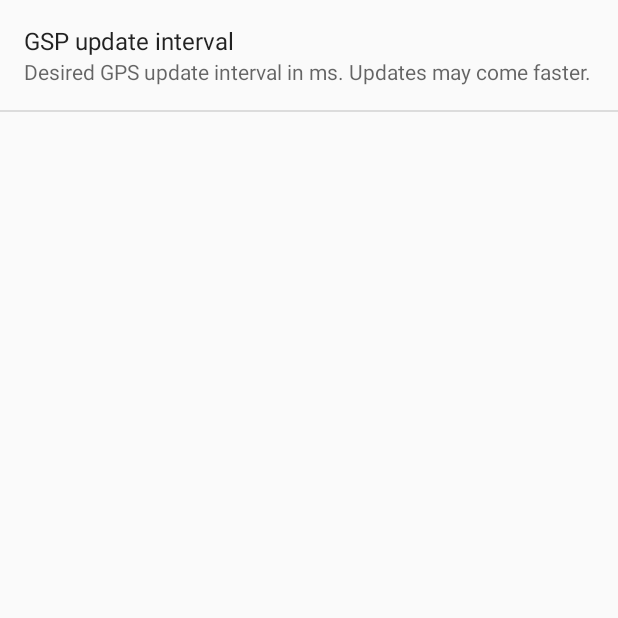
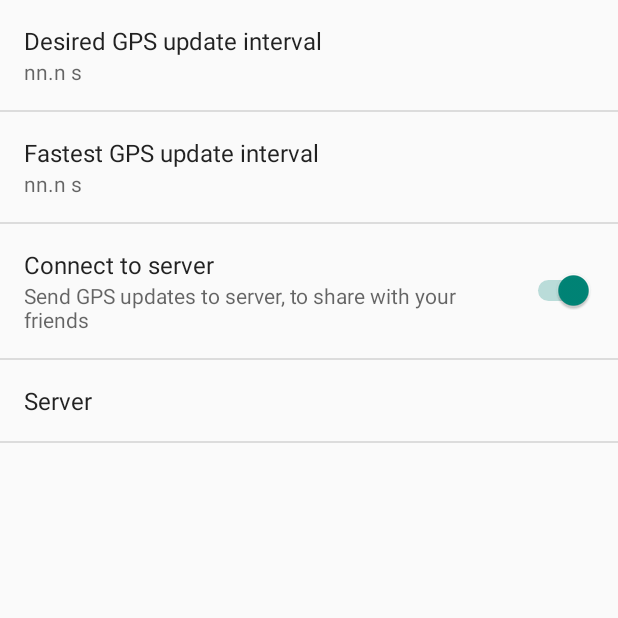
Before and after one commit to dobriai/AndroidLocationTracking, an Android app: the screen it shows after launch (MainActivity), in the options menu, after a tap on "Settings", on a phone screen of 412 x 824 dp, the top half of it. Run offline under Robolectric (Android 15) with nearby library versions, the phone set to English and light mode, and no system bars; 2 statements that could not run were skipped.

Commit message:
More prefs + display value
Summary:
 * Added more prefs.
 * Added handling for summary updaters

Still, prefs do nothing at the moment!

```diff
--- a/app/src/main/java/net/eastpole/SettingsFragment.java
+++ b/app/src/main/java/net/eastpole/SettingsFragment.java
@@ -1,12 +1,133 @@
 package net.eastpole;
 
+import android.content.SharedPreferences;
 import android.os.Bundle;
+import android.preference.EditTextPreference;
+import android.preference.ListPreference;
+import android.preference.MultiSelectListPreference;
+import android.preference.Preference;
 import android.preference.PreferenceFragment;
+import android.preference.PreferenceGroup;
+import android.preference.PreferenceManager;
 
-public class SettingsFragment extends PreferenceFragment {
+import java.util.HashMap;
+
+public class SettingsFragment extends PreferenceFragment
+        implements SharedPreferences.OnSharedPreferenceChangeListener {
+    //
     public void onCreate(Bundle savedInstanceState) {
         super.onCreate(savedInstanceState);
+        addPreferencesFromResource(R.xml.preferences);
 
-        addPreferencesFromResource(R.xml.preferences);
+        PreferenceManager.setDefaultValues(getActivity(), R.xml.preferences, false);
+        initSummary(getPreferenceScreen());
+    }
+
+    @Override
+    public void onResume() {
+        super.onResume();
+        getPreferenceScreen().getSharedPreferences()
+                .registerOnSharedPreferenceChangeListener(this);
+    }
+
+    @Override
+    public void onPause() {
+        super.onPause();
+        getPreferenceScreen().getSharedPreferences()
+                .unregisterOnSharedPreferenceChangeListener(this);
+    }
+
+    @Override
+    public void onSharedPreferenceChanged(SharedPreferences sharedPreferences, String key) {
+        updatePrefSummary(findPreference(key));
+    }
+
+    private void initSummary(Preference p) {
+        if (p instanceof PreferenceGroup) {
+            PreferenceGroup pGrp = (PreferenceGroup) p;
+            for (int i = 0; i < pGrp.getPreferenceCount(); i++) {
+                initSummary(pGrp.getPreference(i));
+            }
+        } else {
+            updatePrefSummary(p);
+        }
+    }
+
+    // Update handlers
+    private static class Key2Func {
+        final String mKey;
+        final UpdatePrefSummaryFunc mFunc;
+
+        public Key2Func(String mKey, UpdatePrefSummaryFunc mFunc) {
+            this.mKey = mKey;
+            this.mFunc = mFunc;
+        }
+    }
+
+    private interface UpdatePrefSummaryFunc {
+        void update(Preference pref);
+    }
+
+    private static final HashMap<String, UpdatePrefSummaryFunc> mUpdatePrefHandlers;
+
+    static {
+        // TODO: See about using Guava lib for a slicker approach!
+        mUpdatePrefHandlers = new HashMap<String, UpdatePrefSummaryFunc>();
+        mUpdatePrefHandlers.put("gps_update_interval_pref", new UpdatePrefSummaryFunc() {
+            @Override
+            public void update(Preference pref) {
+                updateSummDeltaTime((EditTextPreference) pref);
+            }
+        });
+        mUpdatePrefHandlers.put("gps_fastest_update_interval_pref", new UpdatePrefSummaryFunc() {
+            @Override
+            public void update(Preference pref) {
+                updateSummDeltaTime((EditTextPreference) pref);
+            }
+        });
+        mUpdatePrefHandlers.put("server_name_pref", new UpdatePrefSummaryFunc() {
+            @Override
+            public void update(Preference pref) {
+                EditTextPreference etp = (EditTextPreference) pref;
+                if (etp == null)
+                    return;
+                etp.setSummary(etp.getText());
+            }
+        });
+    }
+
+    private static void updateSummDeltaTime(EditTextPreference etp) {
+        if (etp == null)
+            return;
+        etp.setSummary(String.format("%d ms", Integer.parseInt(etp.getText())));
+    }
+
+    private void updatePrefSummary(Preference pref) {
+        if (pref == null)
+            return; // TODO: Log sth!
+
+        UpdatePrefSummaryFunc func = mUpdatePrefHandlers.get(pref.getKey());
+        if (func == null)
+            return;
+
+        func.update(pref);
+/*
+        if (p instanceof ListPreference) {
+            ListPreference listPref = (ListPreference) p;
+            p.setSummary(listPref.getEntry());
+        }
+        if (p instanceof EditTextPreference) {
+            EditTextPreference editTextPref = (EditTextPreference) p;
+            if (p.getTitle().toString().toLowerCase().contains("password")) {
+                p.setSummary("******");
+            } else {
+                p.setSummary(editTextPref.getText());
+            }
+        }
+        if (p instanceof MultiSelectListPreference) {
+            EditTextPreference editTextPref = (EditTextPreference) p;
+            p.setSummary(editTextPref.getText());
+        }
+*/
     }
 }
--- a/app/src/main/res/values/strings.xml
+++ b/app/src/main/res/values/strings.xml
@@ -32,9 +32,9 @@
     <string name="bad_host">No connection to host!</string>
 
     <string name="app_settings">Settings</string>
-    <string name="dialog_title_gps_update_interval_pref">Dlg Update Interval, ms</string>
-    <string name="summary_gps_update_interval_pref">Desired GPS update interval in ms. Updates may come faster.</string>
-    <string name="title_gps_update_interval_pref">GSP update interval</string>
+    <string name="dialog_title_gps_update_interval_pref">Try to update GPS every, ms:</string>
+    <string name="summary_gps_update_interval_pref">nn.n s</string>
+    <string name="title_gps_update_interval_pref">Desired GPS update interval</string>
 
     <!-- TODO: Remove or change this placeholder text -->
     <string name="hello_blank_fragment">Hello blank fragment</string>
--- a/app/src/main/res/xml/preferences.xml
+++ b/app/src/main/res/xml/preferences.xml
@@ -2,9 +2,32 @@
 <PreferenceScreen xmlns:android="http://schemas.android.com/apk/res/android">
 
     <EditTextPreference
+        android:key="gps_update_interval_pref"
         android:dialogTitle="@string/dialog_title_gps_update_interval_pref"
-        android:key="gps_update_interval_pref"
         android:summary="@string/summary_gps_update_interval_pref"
         android:title="@string/title_gps_update_interval_pref" />
 
+    <EditTextPreference
+        android:key="gps_fastest_update_interval_pref"
+        android:dialogTitle="Update GPS no faster than:"
+        android:summary="nn.n s"
+        android:title="Fastest GPS update interval"
+        />
+
+    <SwitchPreference
+        android:key="connect_to_svr_pref"
+        android:defaultValue="true"
+        android:disableDependentsState="false"
+        android:title="Connect to server"
+        android:summary="Send GPS updates to server, to share with your friends"
+        />
+
+    <EditTextPreference
+        android:key="server_name_pref"
+        android:dependency="connect_to_svr_pref"
+        android:dialogTitle="Server name:port"
+        android:summary="No server specified"
+        android:title="Server"
+        />
+
 </PreferenceScreen>
```
